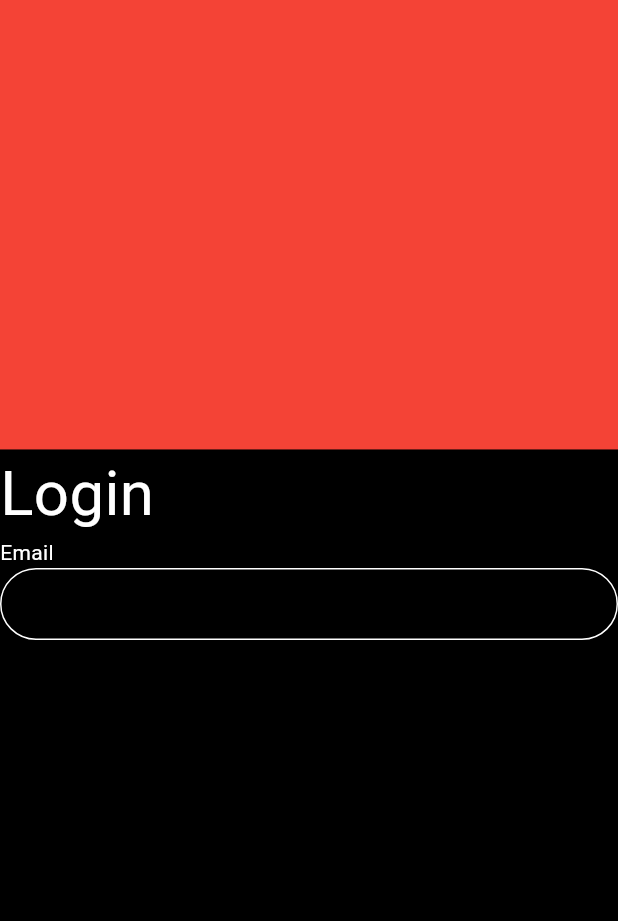
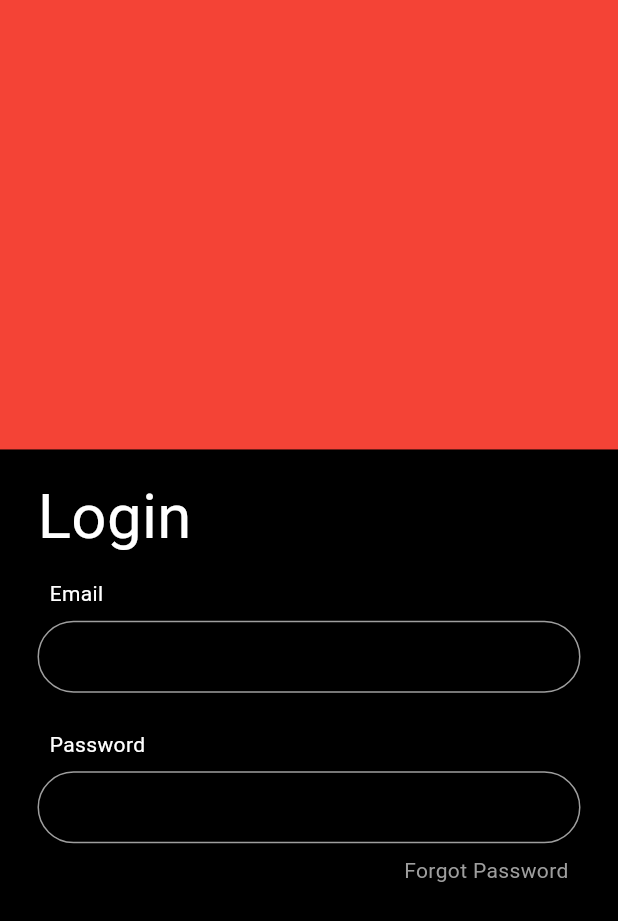
Before and after one commit to ghayurcodes/ui_design, a Flutter app: the screen it shows after launch, on a phone screen of 412 x 824 dp. Shown: the top 921 px of the screen. Run offline on Flutter 3.47's test engine with Material 3 defaults, Android fonts, the phone set to English and light mode, and no system bars; our stand-ins replace blurrycontainer, carousel_slider, google_fonts, google_nav_bar, line_icons, loading_indicator and 1 more; missing offline and left inert: swipeable_tile.

Commit message:
Update project2.dart

```diff
--- a/lib/login-signup-ui/project2.dart
+++ b/lib/login-signup-ui/project2.dart
@@ -1,19 +1,19 @@
 import 'package:flutter/material.dart';
 
 class login extends StatelessWidget {
-  const login ({super.key});
+  const login({super.key});
 
   @override
   Widget build(BuildContext context) {
-    var _width=MediaQuery.of(context).size.width;
-    var _height=MediaQuery.of(context).size.height;
+    var _width = MediaQuery.of(context).size.width;
+    var _height = MediaQuery.of(context).size.height;
 
     return Scaffold(
       backgroundColor: Colors.black,
-      resizeToAvoidBottomInset: false ,
+      resizeToAvoidBottomInset: false,
       body: Center(
         child: Container(
-        width:_width,
+            width: _width,
             height: _height,
             child: Column(
               children: [
@@ -24,25 +24,57 @@ class login extends StatelessWidget {
                     )),
                 Expanded(
                     flex: 7,
-                child: Column(mainAxisAlignment: MainAxisAlignment.start,
+                    child: Padding(
+                      padding: const EdgeInsets.symmetric(
+                          horizontal: 25, vertical: 15),
+                      child: Column(
+                        mainAxisAlignment: MainAxisAlignment.start,
                         crossAxisAlignment: CrossAxisAlignment.start,
                         children: [
-                Text("Login",style: TextStyle(
-                  fontSize: _width*0.1,
-                  color: Colors.white
-                ),),
-                Text('Email',style: TextStyle(
-                  color: Colors.white
-                ),),
+                          Text(
+                            "Login",
+                            style: TextStyle(
+                                fontSize: _width * 0.1, color: Colors.white),
+                          ),
+                          SizedBox(
+                            height: _width * 0.01,
+                          ),
+                          Padding(
+                            padding: const EdgeInsets.all(8.0),
+                            child: Text(
+                              'Email',
+                              style: TextStyle(color: Colors.white),
+                            ),
+                          ),
                           custom_feild(),
+                          SizedBox(
+                            height: _width * 0.04,
+                          ),
+                          Padding(
+                            padding: const EdgeInsets.all(8.0),
+                            child: Text(
+                              'Password',
+                              style: TextStyle(color: Colors.white),
+                            ),
+                          ),
+                          custom_feild(),
+                          Padding(
+                            padding: const EdgeInsets.all(8.0),
+                            child: Align(
+                              alignment: Alignment.centerRight,
+                              child: Text(
+                                'Forgot Password',
+                                style: TextStyle(color: Colors.grey),
+                              ),
+                            ),
+                          ),
 
 
                         ],
+                      ),
                     ))
-
               ],
-        )
-),
+            )),
       ),
     );
   }
@@ -51,7 +83,16 @@ class login extends StatelessWidget {
 
 
 
-custom_feild(){
+
+
+
+
+
+
+
+
+
+custom_feild() {
   return TextField(
     cursorColor: Colors.white,
     decoration: InputDecoration(
@@ -59,13 +100,13 @@ custom_feild(){
       contentPadding: EdgeInsets.all(5),
       enabledBorder: OutlineInputBorder(
         borderRadius: BorderRadius.circular(25),
-        borderSide: BorderSide(
-            color: Colors.white),
+        borderSide: BorderSide(color: Colors.grey),
       ),
       focusedBorder: OutlineInputBorder(
         borderRadius: BorderRadius.circular(25),
         borderSide: BorderSide(
-            color: Colors.white,),
+          color: Colors.grey,
+        ),
       ),
     ),
     maxLines: 1,
```
Lines whose indentation alone changed are shown as unchanged.
